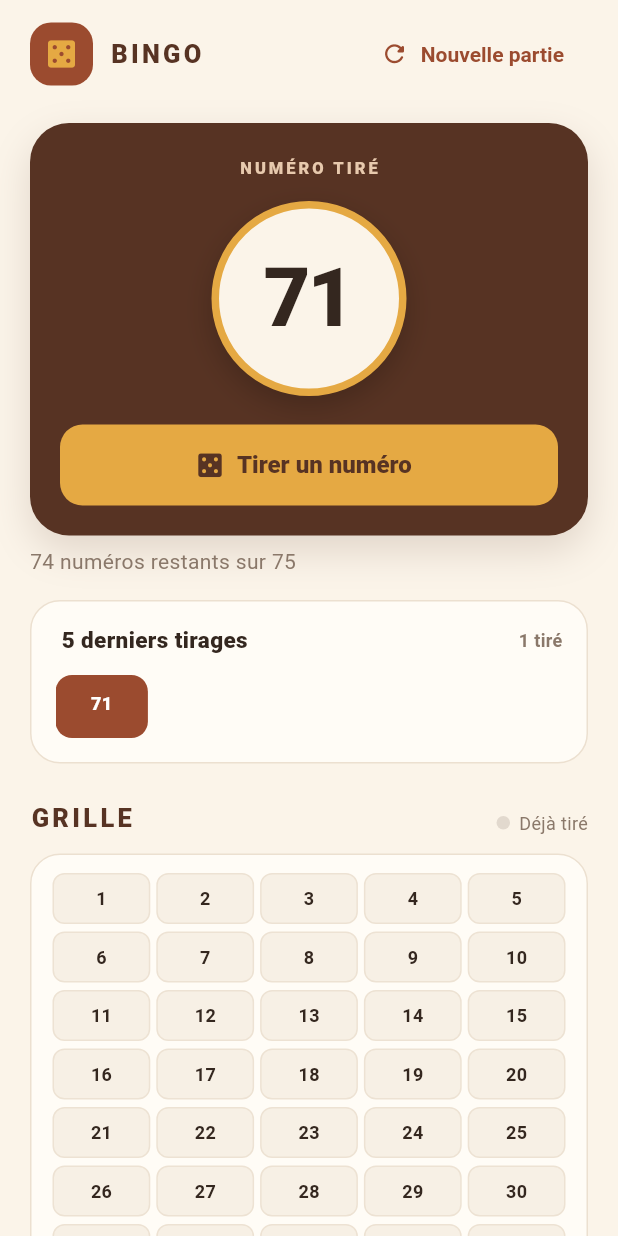
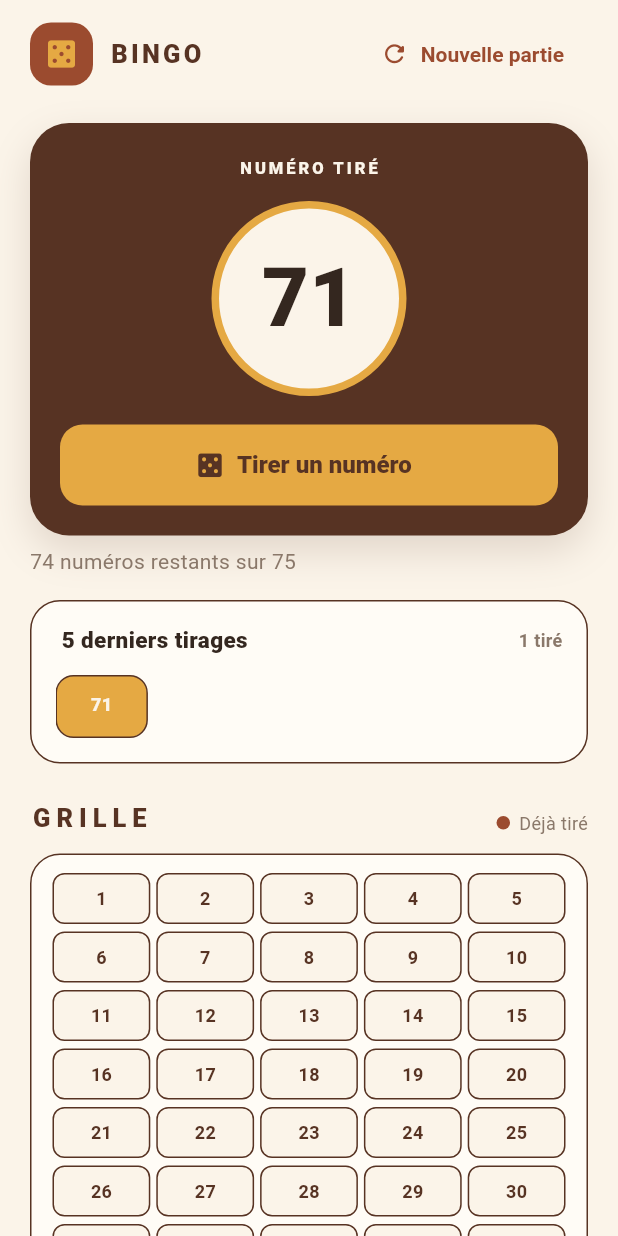
Before and after one commit to Asusho/bingo_mariage, a Flutter app: the screen it shows after launch, after a tap on "Tirer un numéro", on a phone screen of 412 x 824 dp. Run offline on Flutter 3.47's test engine with Material 3 defaults, Android fonts, the phone set to English and light mode, and no system bars.

Commit message:
Update des couleurs

```diff
--- a/analysis_options.yaml
+++ b/analysis_options.yaml
@@ -13,6 +13,7 @@ analyzer:
   exclude:
     - build/**
     - android/**
+    - web/**
 
 linter:
   # The lint rules applied to this project can be customized in the
--- a/lib/main.dart
+++ b/lib/main.dart
@@ -9,6 +9,7 @@ void main() {
 const _chestnut = Color(0xFF573323);
 const _rust = Color(0xFF9B4B2F);
 const _cream = Color(0xFFFBF4E9);
+const _lightcream =  Color(0xFFFFFCF6);
 const _amber = Color(0xFFE5A943);
 const _ink = Color(0xFF34271F);
 const _muted = Color(0xFF8A786A);
@@ -69,7 +70,7 @@ class _BingoPageState extends State<BingoPage> {
     final confirmed = await showDialog<bool>(
       context: context,
       builder: (context) => AlertDialog(
-        backgroundColor: const Color(0xFFFFFCF6),
+        backgroundColor: _cream,
         title: const Text('Nouvelle partie ?'),
         content: const Text(
           'Le tirage actuel sera effacé. Voulez-vous vraiment recommencer ?',
@@ -205,7 +206,7 @@ class _BingoPageState extends State<BingoPage> {
           const Text(
             'NUMÉRO TIRÉ',
             style: TextStyle(
-              color: Color(0xFFE7C9AD),
+              color: _cream,
               fontSize: 11,
               fontWeight: FontWeight.w800,
               letterSpacing: 2,
@@ -224,13 +225,6 @@ class _BingoPageState extends State<BingoPage> {
                 color: _cream,
                 shape: BoxShape.circle,
                 border: Border.all(color: _amber, width: 5),
-                boxShadow: const [
-                  BoxShadow(
-                    color: Color(0x33000000),
-                    blurRadius: 16,
-                    offset: Offset(0, 7),
-                  ),
-                ],
               ),
               child: Column(
                 mainAxisAlignment: MainAxisAlignment.center,
@@ -240,9 +234,7 @@ class _BingoPageState extends State<BingoPage> {
                     style: const TextStyle(
                       color: _ink,
                       fontSize: 54,
-                      fontWeight: FontWeight.w900,
-                      height: 1,
-                      letterSpacing: -2,
+                      fontWeight: FontWeight.w900
                     ),
                   ),
                 ],
@@ -274,7 +266,7 @@ class _BingoPageState extends State<BingoPage> {
               style: FilledButton.styleFrom(
                 backgroundColor: _amber,
                 foregroundColor: _chestnut,
-                disabledBackgroundColor: const Color(0xFFAA927B),
+                disabledBackgroundColor: _muted,
                 disabledForegroundColor: Colors.white,
                 shape: RoundedRectangleBorder(
                   borderRadius: BorderRadius.circular(15),
@@ -297,9 +289,9 @@ class _BingoPageState extends State<BingoPage> {
       width: double.infinity,
       padding: const EdgeInsets.fromLTRB(16, 15, 16, 16),
       decoration: BoxDecoration(
-        color: const Color(0xFFFFFCF6),
+        color: _lightcream,
         borderRadius: BorderRadius.circular(20),
-        border: Border.all(color: const Color(0xFFECE0D0)),
+        border: Border.all(color: _chestnut),
       ),
       child: Column(
         crossAxisAlignment: CrossAxisAlignment.start,
@@ -344,7 +336,7 @@ class _BingoPageState extends State<BingoPage> {
               color: _chestnut,
               fontSize: 17,
               fontWeight: FontWeight.w900,
-              letterSpacing: 2.2,
+              letterSpacing: 4,
             ),
           ),
         ),
@@ -354,7 +346,7 @@ class _BingoPageState extends State<BingoPage> {
               width: 9,
               height: 9,
               decoration: const BoxDecoration(
-                color: Color(0xFFE2D9CE),
+                color: _rust,
                 shape: BoxShape.circle,
               ),
             ),
@@ -373,9 +365,9 @@ class _BingoPageState extends State<BingoPage> {
     return Container(
       padding: const EdgeInsets.all(12),
       decoration: BoxDecoration(
-        color: const Color(0xFFFFFCF6),
+        color: _lightcream,
         borderRadius: BorderRadius.circular(20),
-        border: Border.all(color: const Color(0xFFECE0D0)),
+        border: Border.all(color: _chestnut),
       ),
       child: Column(
         children: [
@@ -573,16 +565,17 @@ class _HistoryChip extends StatelessWidget {
   @override
   Widget build(BuildContext context) {
     return Container(
-      padding: const EdgeInsets.symmetric(horizontal: 4, vertical: 10),
+      padding: const EdgeInsets.symmetric(horizontal: 0, vertical: 10),
       decoration: BoxDecoration(
-        color: isLatest ? _rust : const Color(0xFFF4E8D8),
-        borderRadius: BorderRadius.circular(11),
+        color: isLatest ? _amber : _cream,
+        borderRadius: BorderRadius.circular(12),
+        border: Border.all(color:  _chestnut),
       ),
       child: Text(
         label,
         textAlign: TextAlign.center,
         style: TextStyle(
-          color: isLatest ? Colors.white : _chestnut,
+          color: isLatest ? _cream : _chestnut,
           fontSize: 12,
           fontWeight: FontWeight.w800,
         ),
@@ -604,24 +597,22 @@ class _NumberCell extends StatelessWidget {
 
   @override
   Widget build(BuildContext context) {
-    final color = isDrawn ? const Color(0xFFE2D9CE) : const Color(0xFFF7F0E5);
+    final color = isDrawn ? _rust : _cream;
     return Container(
       key: ValueKey('number-$number'),
       height: 34,
       decoration: BoxDecoration(
         color: isLatest ? _amber : color,
         borderRadius: BorderRadius.circular(8),
-        border: Border.all(color: isLatest ? _amber : const Color(0xFFEDE2D3)),
+        border: Border.all(color:  _chestnut),
       ),
       alignment: Alignment.center,
       child: Text(
         number.toString(),
         style: TextStyle(
-          color: isDrawn ? const Color(0xFF9A8D80) : _ink,
+          color: isDrawn? _cream : _chestnut,
           fontSize: 12,
           fontWeight: isLatest ? FontWeight.w900 : FontWeight.w600,
-          decoration: isDrawn && !isLatest ? TextDecoration.lineThrough : null,
-          decorationColor: const Color(0xFF9A8D80),
         ),
       ),
     );
```
Also changed, not shown: 8 other files. Lines whose indentation alone changed are shown as unchanged.
